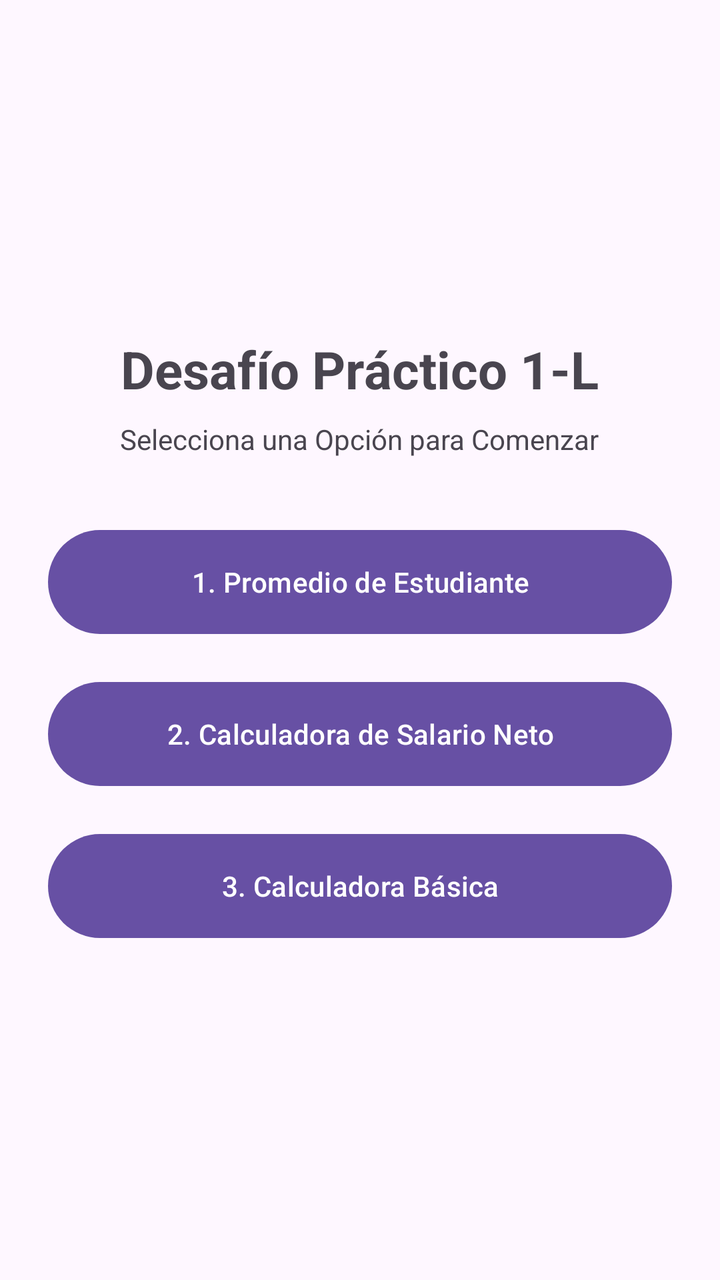
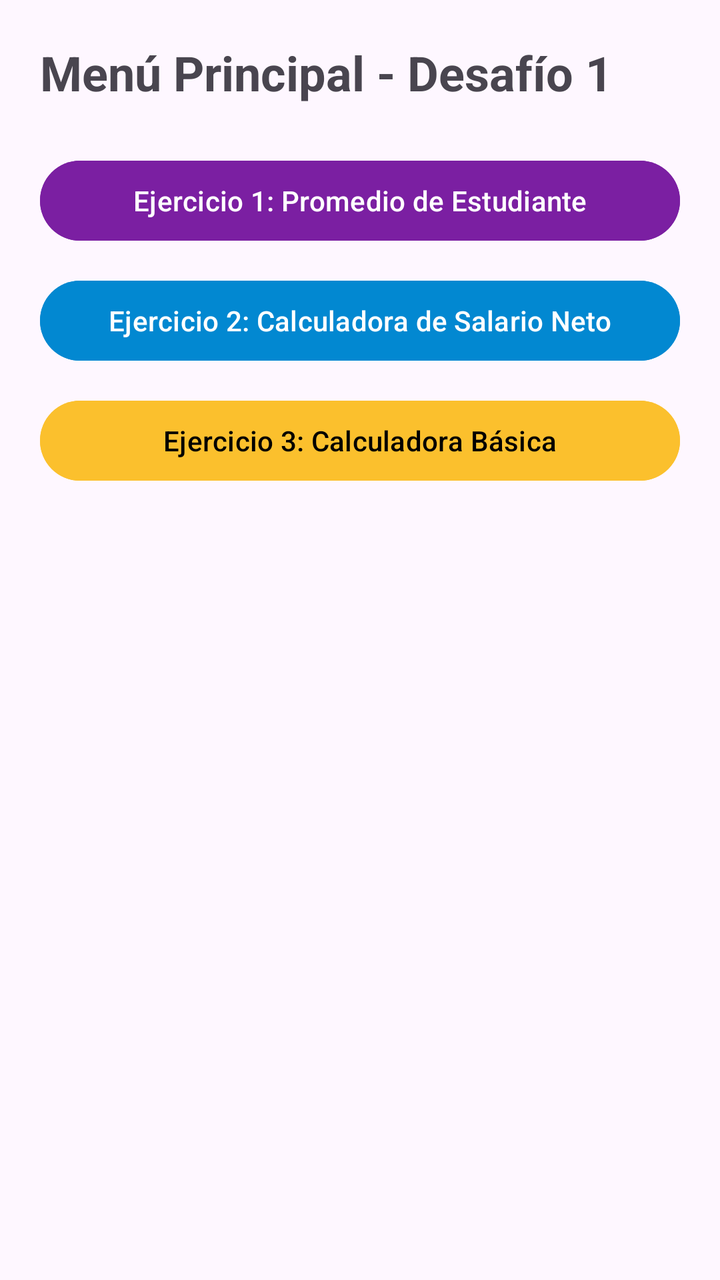

Two renders of the same Android screen: before a commit and after it. Below are the layout's source before the change and the commit's diff.
<!-- AndroidManifest.xml: application theme Theme.Desafio1DSML -->
<!-- res/layout/activity_main.xml -->
<?xml version="1.0" encoding="utf-8"?>
<LinearLayout xmlns:android="http://schemas.android.com/apk/res/android"
    xmlns:tools="http://schemas.android.com/tools"
    android:layout_width="match_parent"
    android:layout_height="match_parent"
    android:orientation="vertical"
    android:padding="24dp"
    android:gravity="center"
    tools:context=".MainActivity">

    <TextView
        android:layout_width="wrap_content"
        android:layout_height="wrap_content"
        android:text="Desafío Práctico 1-L"
        android:textSize="26sp"
        android:textStyle="bold"
        android:layout_marginBottom="8dp" />

    <TextView
        android:layout_width="wrap_content"
        android:layout_height="wrap_content"
        android:text="Selecciona una Opción para Comenzar"
        android:textSize="14sp"
        android:layout_marginBottom="32dp" />

    <Button
        android:id="@+id/btnEjercicio1"
        android:layout_width="match_parent"
        android:layout_height="60dp"
        android:text="1. Promedio de Estudiante"
        android:layout_marginBottom="16dp" />

    <Button
        android:id="@+id/btnEjercicio2"
        android:layout_width="match_parent"
        android:layout_height="60dp"
        android:text="2. Calculadora de Salario Neto"
        android:layout_marginBottom="16dp" />

    <Button
        android:id="@+id/btnEjercicio3"
        android:layout_width="match_parent"
        android:layout_height="60dp"
        android:text="3. Calculadora Básica" />

</LinearLayout>
<!-- resources referenced by this layout -->
<resources>
  <style name="Theme.Desafio1DSML" parent="Base.Theme.Desafio1DSML" />
  <style name="Base.Theme.Desafio1DSML" parent="Theme.Material3.DayNight.NoActionBar">
          
          
      </style>
</resources>

<!-- the commit's change to res/layout/activity_main.xml (unified diff, before → after) -->
@@ -1,46 +1,53 @@
 <?xml version="1.0" encoding="utf-8"?>
-<LinearLayout xmlns:android="http://schemas.android.com/apk/res/android"
+<ScrollView xmlns:android="http://schemas.android.com/apk/res/android"
     xmlns:tools="http://schemas.android.com/tools"
     android:layout_width="match_parent"
     android:layout_height="match_parent"
-    android:orientation="vertical"
-    android:padding="24dp"
-    android:gravity="center"
+    android:padding="20dp"
     tools:context=".MainActivity">
 
-    <TextView
-        android:layout_width="wrap_content"
+    <LinearLayout
+        android:layout_width="match_parent"
         android:layout_height="wrap_content"
-        android:text="Desafío Práctico 1-L"
-        android:textSize="26sp"
-        android:textStyle="bold"
-        android:layout_marginBottom="8dp" />
+        android:orientation="vertical">
 
-    <TextView
-        android:layout_width="wrap_content"
-        android:layout_height="wrap_content"
-        android:text="Selecciona una Opción para Comenzar"
-        android:textSize="14sp"
-        android:layout_marginBottom="32dp" />
+        <TextView
+            android:layout_width="wrap_content"
+            android:layout_height="wrap_content"
+            android:text="Menú Principal - Desafío 1"
+            android:textSize="24sp"
+            android:textStyle="bold"
+            android:layout_marginBottom="24dp" />
 
-    <Button
-        android:id="@+id/btnEjercicio1"
-        android:layout_width="match_parent"
-        android:layout_height="60dp"
-        android:text="1. Promedio de Estudiante"
-        android:layout_marginBottom="16dp" />
+        
+        <Button
+            android:id="@+id/btnEjercicio1"
+            android:layout_width="match_parent"
+            android:layout_height="wrap_content"
+            android:text="Ejercicio 1: Promedio de Estudiante"
+            android:backgroundTint="@color/opcion1Purple"
+            android:textColor="@color/white"
+            android:layout_marginBottom="12dp" />
 
-    <Button
-        android:id="@+id/btnEjercicio2"
-        android:layout_width="match_parent"
-        android:layout_height="60dp"
-        android:text="2. Calculadora de Salario Neto"
-        android:layout_marginBottom="16dp" />
+        
+        <Button
+            android:id="@+id/btnEjercicio2"
+            android:layout_width="match_parent"
+            android:layout_height="wrap_content"
+            android:text="Ejercicio 2: Calculadora de Salario Neto"
+            android:backgroundTint="@color/opcion2Cyan"
+            android:textColor="@color/white"
+            android:layout_marginBottom="12dp" />
 
-    <Button
-        android:id="@+id/btnEjercicio3"
-        android:layout_width="match_parent"
-        android:layout_height="60dp"
-        android:text="3. Calculadora Básica" />
+        
+        <Button
+            android:id="@+id/btnEjercicio3"
+            android:layout_width="match_parent"
+            android:layout_height="wrap_content"
+            android:text="Ejercicio 3: Calculadora Básica"
+            android:backgroundTint="@color/opcion3Yellow"
+            android:textColor="@color/black"
+            android:layout_marginBottom="12dp" />
 
-</LinearLayout>
+    </LinearLayout>
+</ScrollView>
<!-- resource entries referenced after the edit -->
@@ -1,5 +1,10 @@
 <!-- resources referenced by this layout -->
 <resources>
+  <color name="black">#FF000000</color>
+  <color name="opcion1Purple">#7B1FA2</color>
+  <color name="opcion2Cyan">#0288D1</color>
+  <color name="opcion3Yellow">#FBC02D</color>
+  <color name="white">#FFFFFFFF</color>
   <style name="Theme.Desafio1DSML" parent="Base.Theme.Desafio1DSML" />
   <style name="Base.Theme.Desafio1DSML" parent="Theme.Material3.DayNight.NoActionBar">
           
